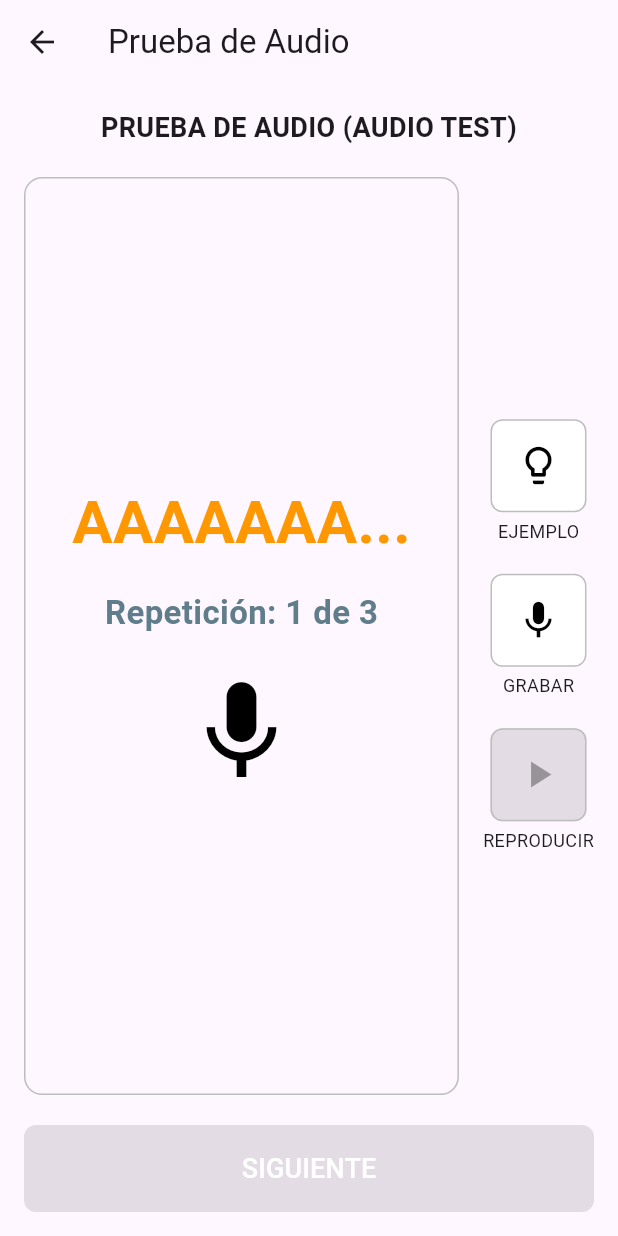
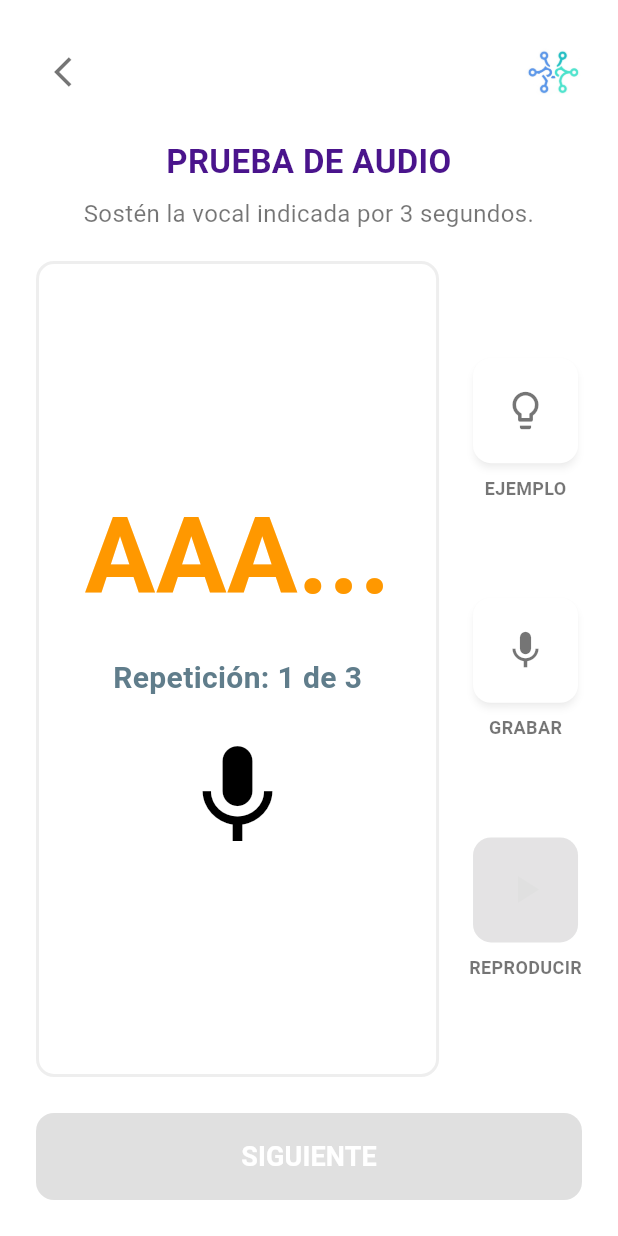
Before and after one commit to DarwinJesusNeiraC/Tesis_app, a Flutter app: the AudioRecordingScreen screen opened directly with empty values, on a phone screen of 412 x 824 dp. Run offline on Flutter 3.47's test engine with Material 3 defaults, Android fonts, the light colour scheme and no system bars; our stand-ins replace audioplayers, connectivity_plus, permission_handler; missing offline and left inert: flutter_sound.

Commit message:
improved audio_recording_screen - functional

```diff
--- a/lib/screens/audio_recording_screen.dart
+++ b/lib/screens/audio_recording_screen.dart
@@ -3,7 +3,7 @@ import 'dart:io';
 import 'package:audioplayers/audioplayers.dart'; //audioplayers package
 import 'package:drawtesis/helpers/symptom_helper.dart';
 import 'package:drawtesis/models/user_data.dart';
-import 'package:drawtesis/screens/thank_you_screen.dart';
+//import 'package:drawtesis/screens/thank_you_screen.dart';
 import 'package:drawtesis/services/prediction_service.dart';
 import 'package:drawtesis/services/symptom_detection_service.dart';
 import 'package:drawtesis/storage/user_storage.dart';
@@ -13,7 +13,6 @@ import 'package:permission_handler/permission_handler.dart';
 
 class AudioRecordingScreen extends StatefulWidget {
   final UserData user;
-
   const AudioRecordingScreen({Key? key, required this.user}) : super(key: key);
 
   @override
@@ -88,9 +87,11 @@ class _AudioRecordingScreenState extends State<AudioRecordingScreen> {
       await _examplePlayer.play(AssetSource(assetPath));
     } catch (e) {
       print("Error playing example sound: $e");
+      /*
       ScaffoldMessenger.of(context).showSnackBar(
         SnackBar(content: Text('Could not play example audio: $e')),
       );
+      */
     }
   }
 
@@ -112,7 +113,9 @@ class _AudioRecordingScreenState extends State<AudioRecordingScreen> {
       await _audioRecorder.startRecorder(toFile: path, codec: Codec.pcm16WAV);
 
       setState(() {
+        _filePath = path;
         _isRecording = true;
+        _isRecordingComplete = false;
         _recordingDuration = 0;
       });
 
@@ -140,19 +143,19 @@ class _AudioRecordingScreenState extends State<AudioRecordingScreen> {
       await _audioRecorder.stopRecorder();
       _recordingTimer?.cancel();
 
-      setState(() {
-        _isRecording = false;
-        _isRecordingComplete = true; // Mark recording as complete.
-      });
-
       // Add the file path to our list for final analysis.
       if (_filePath != null && !_recordedAudioPaths.contains(_filePath)) {
         _recordedAudioPaths.add(_filePath!);
       }
 
+      setState(() {
+        _isRecording = false;
+        _isRecordingComplete = true; // Mark recording as complete.
+      });
+/*
       ScaffoldMessenger.of(context).showSnackBar(
         SnackBar(content: Text('Audio saved successfully: $_filePath')),
-      );
+      );*/
     } catch (e) {
       print('Error stopping recording: $e');
       ScaffoldMessenger.of(context).showSnackBar(
@@ -232,6 +235,140 @@ class _AudioRecordingScreenState extends State<AudioRecordingScreen> {
   }
 
   // --- Build Method for UI ---
+
+  @override
+  Widget build(BuildContext context) {
+    final bool canProceed = _isRecordingComplete && !_isRecording;
+
+    return Scaffold(
+      backgroundColor: Colors.white,
+      body: SafeArea(
+        child: Padding(
+          padding: const EdgeInsets.all(24.0),
+          child: Column(
+            children: [
+              Row(
+                mainAxisAlignment: MainAxisAlignment.spaceBetween,
+                children: [
+                  IconButton(
+                    icon: const Icon(Icons.arrow_back_ios, color: Colors.black54),
+                    onPressed: () => Navigator.of(context).pop(),
+                  ),
+                  Image.asset('assets/logo.png', height: 40),
+                ],
+              ),
+              const SizedBox(height: 20),
+              const Text(
+                'PRUEBA DE AUDIO',
+                style: TextStyle(fontSize: 22, fontWeight: FontWeight.bold, color: Color(0xFF4A148C)),
+                textAlign: TextAlign.center,
+              ),
+              const SizedBox(height: 8),
+              const Text(
+                'Sostén la vocal indicada por 3 segundos.',
+                style: TextStyle(fontSize: 16, color: Colors.black54),
+                textAlign: TextAlign.center,
+              ),
+              const SizedBox(height: 20),
+              Expanded(
+                child: Row(
+                  children: [
+                    Expanded(
+                      child: Container(
+                        decoration: BoxDecoration(
+                          borderRadius: BorderRadius.circular(12),
+                          border: Border.all(color: Colors.grey.shade200, width: 2),
+                        ),
+                        child: Column(
+                          mainAxisAlignment: MainAxisAlignment.center,
+                          children: [
+                            /*Text(
+                              _currentLetter,
+                              style: const TextStyle(fontSize: 100, fontWeight: FontWeight.bold, color: Colors.purple),
+                            ),*/
+                            Text(
+                              "${_currentLetter * 3}...",
+                              style: const TextStyle(
+                                fontSize: 70,
+                                fontWeight: FontWeight.bold,
+                                color: Colors.orange,
+                              ),
+                            ),
+                            const SizedBox(height: 16),
+                            Text(
+                              'Repetición: $_recordingCount de 3',
+                              style: const TextStyle(fontSize: 20, fontWeight: FontWeight.w600, color: Colors.blueGrey),
+                            ),
+                            const SizedBox(height: 24),
+                            Icon(
+                              Icons.mic,
+                              size: 80,
+                              color: _isRecording ? Colors.redAccent : Colors.black,
+                            ),
+                          ],
+                        ),
+                      ),
+                    ),
+                    const SizedBox(width: 20),
+                    Column(
+                      mainAxisAlignment: MainAxisAlignment.spaceEvenly,
+                      children: [
+                        _buildSideButton(icon: Icons.lightbulb_outline, label: 'EJEMPLO', onPressed: _playExampleSound),
+                        _buildSideButton(icon: Icons.mic, label: _isRecordingComplete ? 'REGRABAR' : 'GRABAR', onPressed: !_isRecording ? _startRecording : null),
+                        _buildSideButton(icon: Icons.play_arrow, label: 'REPRODUCIR', onPressed: canProceed ? _playAudio : null),
+                      ],
+                    ),
+                  ],
+                ),
+              ),
+              const SizedBox(height: 24),
+              SizedBox(
+                width: double.infinity,
+                child: ElevatedButton(
+                  onPressed: canProceed ? _nextStep : null,
+                  style: ElevatedButton.styleFrom(
+                    backgroundColor: const Color(0xFF6A1B9A),
+                    disabledBackgroundColor: Colors.grey.shade300,
+                    padding: const EdgeInsets.symmetric(vertical: 16),
+                    shape: RoundedRectangleBorder(borderRadius: BorderRadius.circular(12)),
+                  ),
+                  child: const Text('SIGUIENTE', style: TextStyle(fontSize: 18, color: Colors.white, fontWeight: FontWeight.bold)),
+                ),
+              ),
+            ],
+          ),
+        ),
+      ),
+    );
+  }
+
+  Widget _buildSideButton({required IconData icon, required String label, VoidCallback? onPressed}) {
+    return Column(
+      mainAxisSize: MainAxisSize.min,
+      children: [
+        ElevatedButton(
+          onPressed: onPressed,
+          style: ElevatedButton.styleFrom(
+            backgroundColor: Colors.white,
+            foregroundColor: Colors.black54,
+            disabledForegroundColor: Colors.grey.shade300,
+            shape: RoundedRectangleBorder(borderRadius: BorderRadius.circular(12)),
+            padding: const EdgeInsets.all(20),
+            elevation: 2,
+            shadowColor: Colors.grey.withOpacity(0.2),
+          ),
+          child: Icon(icon, size: 30),
+        ),
+        const SizedBox(height: 8),
+        Text(label, style: const TextStyle(fontSize: 12, color: Colors.black54, fontWeight: FontWeight.bold)),
+      ],
+    );
+  }
+}
+
+
+
+/*
   @override
   Widget build(BuildContext context) {
     // Determines if the main action buttons should be enabled.
@@ -387,3 +524,4 @@ class _AudioRecordingScreenState extends State<AudioRecordingScreen> {
     );
   }
 }
+*/
```
